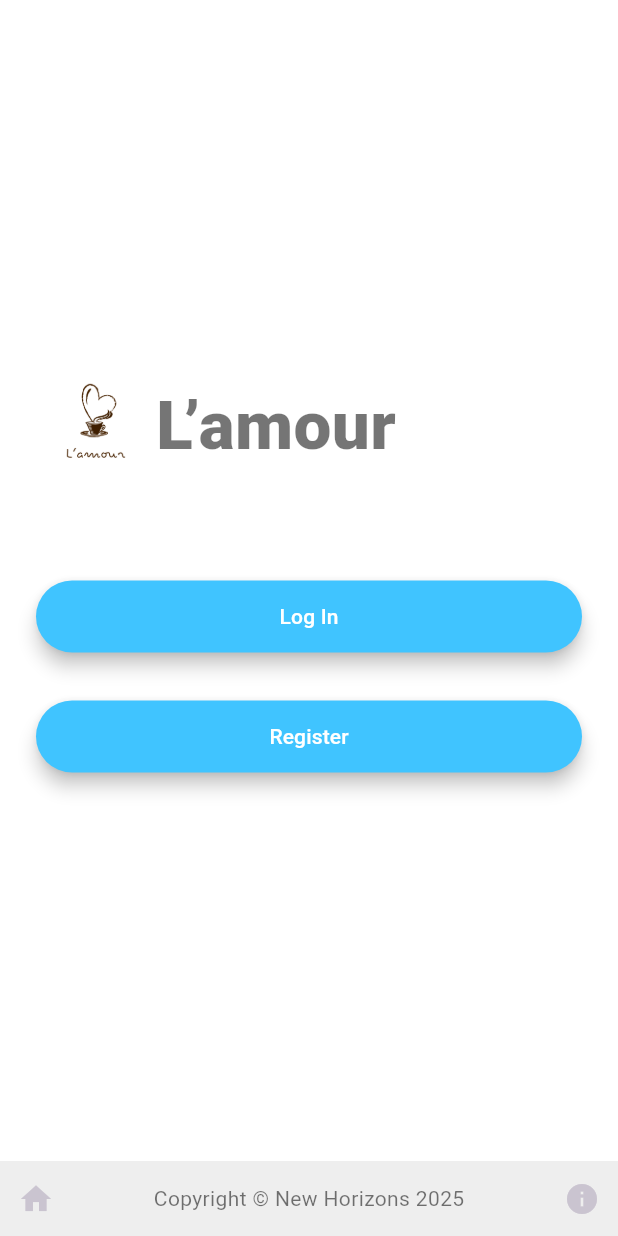
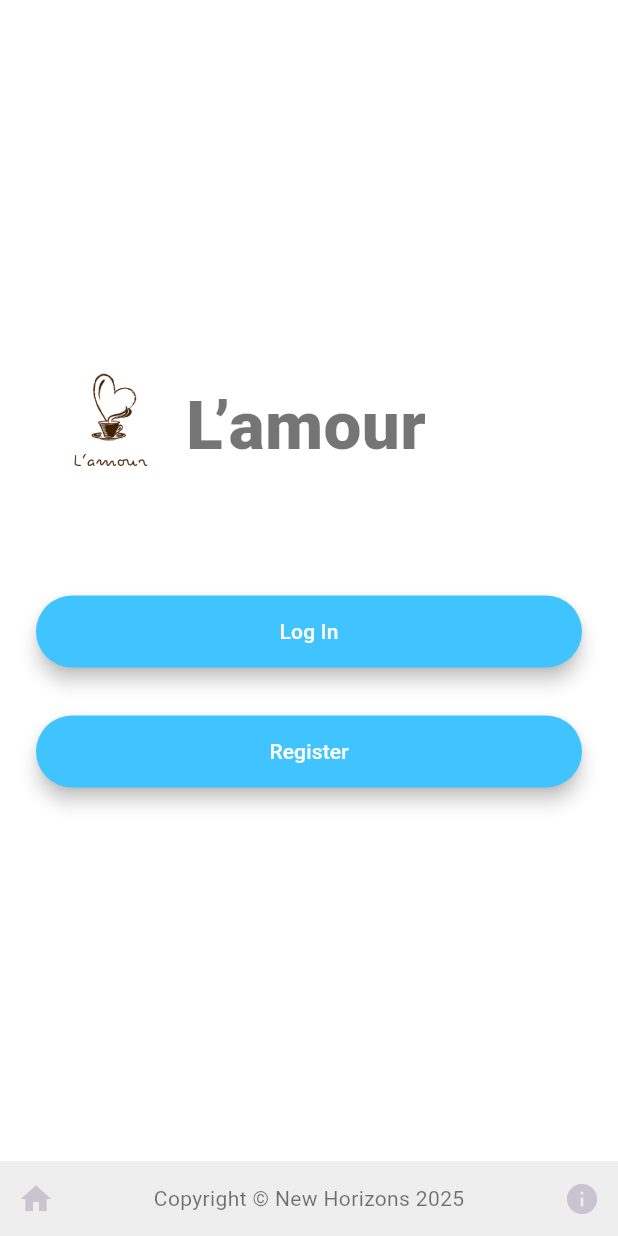
Before and after one commit to Erick360/chatting, a Flutter app: the screen it shows after launch, on a phone screen of 412 x 824 dp. Run offline on Flutter 3.47's test engine with Material 3 defaults, Android fonts, the phone set to English and light mode, and no system bars.

Commit message:
adding animations

```diff
--- a/lib/screens/login_screen.dart
+++ b/lib/screens/login_screen.dart
@@ -21,7 +21,7 @@ class _LoginScreenState extends State<LoginScreen> {
           children: <Widget>[
             Hero(
               tag: 'logo',
-              child: Container(
+              child: SizedBox(
                 height: 200.0,
                 child: Image.asset('images/logo.png'),
               ),
--- a/lib/screens/registration_screen.dart
+++ b/lib/screens/registration_screen.dart
@@ -21,7 +21,7 @@ class _RegistrationScreenState extends State<RegistrationScreen> {
           children: <Widget>[
             Hero(
               tag: 'logo',
-              child: Container(
+              child: SizedBox(
                 height: 200.0,
                 child: Image.asset('images/logo.png'),
               ),
--- a/lib/screens/welcome_screen.dart
+++ b/lib/screens/welcome_screen.dart
@@ -10,11 +10,61 @@ class WelcomeScreen extends StatefulWidget {
   _WelcomeScreenState createState() => _WelcomeScreenState();
 }
 
-class _WelcomeScreenState extends State<WelcomeScreen> {
+class _WelcomeScreenState extends State<WelcomeScreen> with SingleTickerProviderStateMixin {
+
+  late AnimationController controller;
+  late Animation animation;
+
+  @override
+  void initState() {
+    super.initState();
+    controller = AnimationController(
+        duration: const Duration(seconds: 1),
+        vsync: this,
+        upperBound: 100.0,
+    );
+
+    animation = ColorTween(begin: Colors.red,end: Colors.blue).animate(controller);
+    /*
+    animation = CurvedAnimation(
+        parent: controller,
+        curve: Curves.decelerate
+    );
+*/
+
+    /*
+    // reversed to forward animation
+    animation.addStatusListener(
+        (status){
+          if(status == AnimationStatus.completed){
+            controller.reverse(from: 1.0);
+          }else if(status == AnimationStatus.dismissed){
+            controller.forward();
+          }
+        }
+    );
+  */
+
+    controller.forward();
+    controller.addListener((){
+      setState(() {
+
+      });
+    });
+  }
+
+  /*
+  @override
+  void dispose(){
+    controller.dispose();
+    super.dispose();
+  }
+*/
+
   @override
   Widget build(BuildContext context) {
     return Scaffold(
-      backgroundColor: Colors.white,
+      backgroundColor: Colors.white,//animation.value //withOpacity(controller.value),
       body: Padding(
         padding: const EdgeInsets.symmetric(horizontal: 24.0),
         child: Column(
@@ -25,8 +75,8 @@ class _WelcomeScreenState extends State<WelcomeScreen> {
               children: <Widget>[
                 Hero(
                  tag: 'logo',
-                  child: Container(
-                    height: 80.0,
+                  child: SizedBox(
+                    height: controller.value,
                     child: Image.asset('images/logo.png'),
                   ),
                 ),
```
Also changed, not shown: 1 other file.
